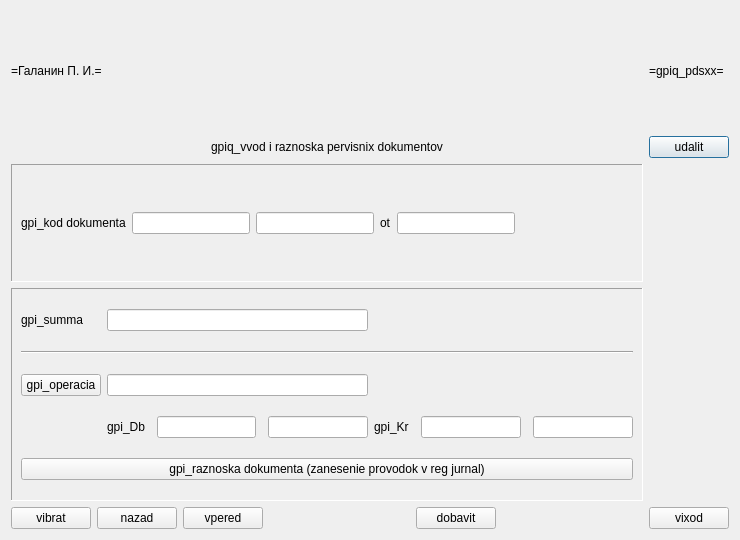
First picture: the form in gpiq_/gpiq_/gpiq_pdsxx.ui, repository BrSTU-PO4-190333/5sem_NPO_old, before the edit.
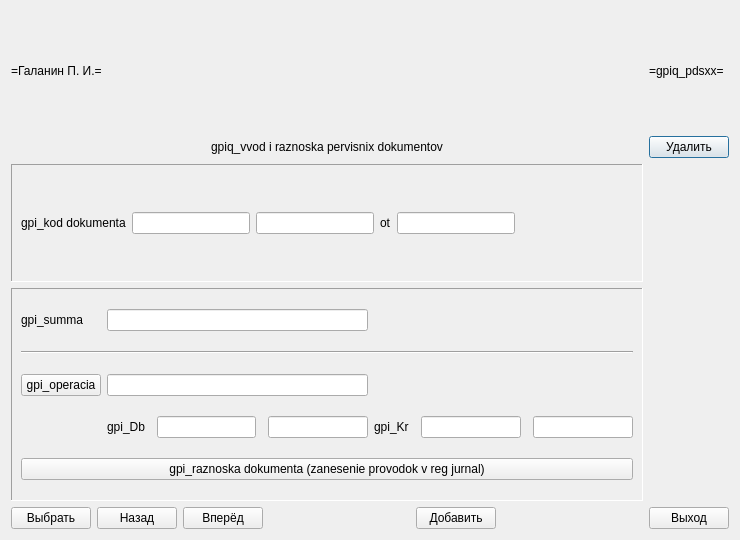
Second picture: the form after the edit.

The edit to the form file:
```diff
--- a/gpiq_/gpiq_/gpiq_pdsxx.ui
+++ b/gpiq_/gpiq_/gpiq_pdsxx.ui
@@ -27,7 +27,7 @@
    <item row="3" column="1">
     <widget class="QPushButton" name="gpiq_pdsxx_del_c">
      <property name="text">
-      <string>udalit</string>
+      <string>Удалить</string>
      </property>
     </widget>
    </item>
@@ -118,7 +118,7 @@
    <item row="8" column="1">
     <widget class="QPushButton" name="gpiq_pdsxx_exit_c">
      <property name="text">
-      <string>vixod</string>
+      <string>Выход</string>
      </property>
     </widget>
    </item>
@@ -137,21 +137,21 @@
      <item>
       <widget class="QPushButton" name="gpiq_pdsxx_grid_c">
        <property name="text">
-        <string>vibrat</string>
+        <string>Выбрать</string>
        </property>
       </widget>
      </item>
      <item>
       <widget class="QPushButton" name="gpiq_pdsxx_back_c">
        <property name="text">
-        <string>nazad</string>
+        <string>Назад</string>
        </property>
       </widget>
      </item>
      <item>
       <widget class="QPushButton" name="gpiq_pdsxx_next_c">
        <property name="text">
-        <string>vpered</string>
+        <string>Вперёд</string>
        </property>
       </widget>
      </item>
@@ -171,7 +171,7 @@
      <item>
       <widget class="QPushButton" name="gpiq_pdsxx_add_c">
        <property name="text">
-        <string>dobavit</string>
+        <string>Добавить</string>
        </property>
       </widget>
      </item>
```
